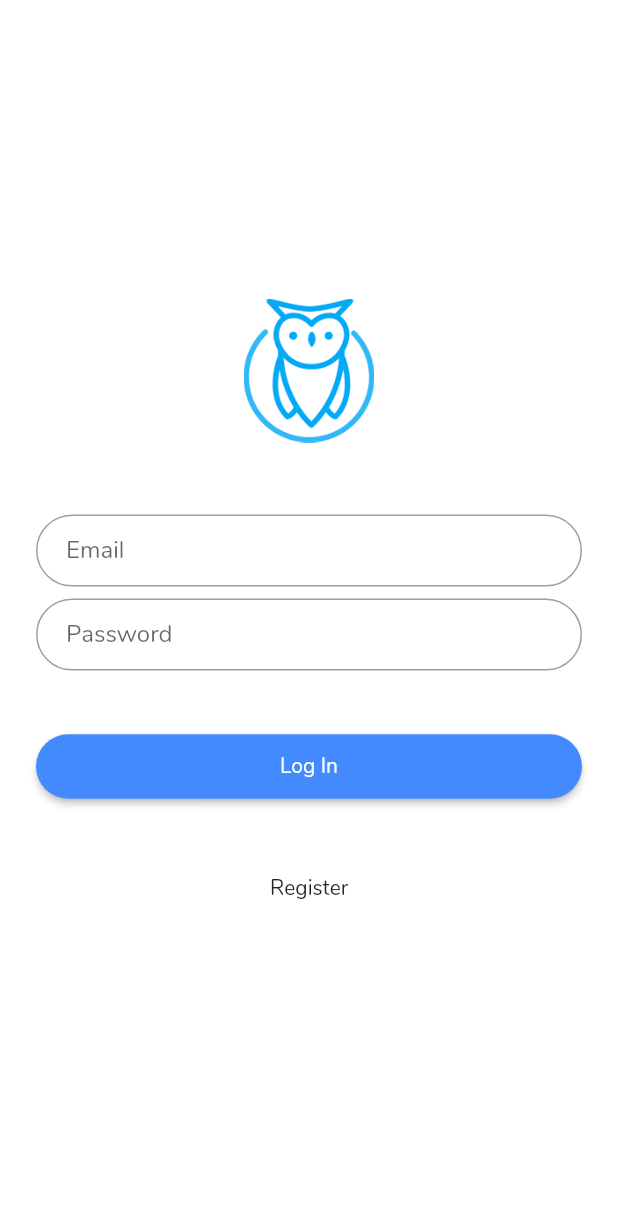
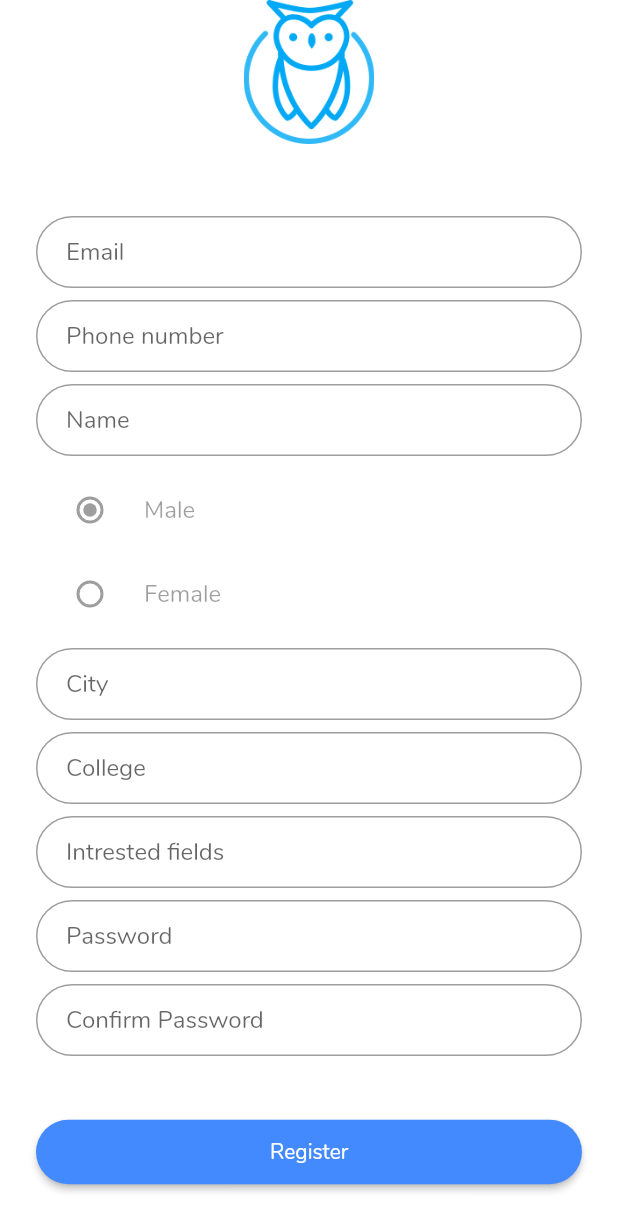
Before and after one commit to Abhimanyu121/flutter_mentor, a Flutter app: the Login screen opened by its route, after a tap on "Register", on a phone screen of 412 x 824 dp. Shown: the top 1231 px of the screen. Run offline on Flutter 3.47's test engine with Material 2 defaults, Android fonts, the phone set to English and light mode, and no system bars; our stand-ins replace modal_progress_hud; missing offline and left inert: dbcrypt.

Commit message:
Registeration works but no loading screen for now

```diff
--- /dev/null
+++ b/lib/apiWrapper.dart
@@ -0,0 +1,33 @@
+import 'package:dbcrypt/dbcrypt.dart';
+import 'package:http/http.dart' as http;
+class ApiWrapper {
+  String email;
+  String name;
+  String city;
+  String number;
+  String password;
+  String interest;
+
+  final  url = "http://nursery-varsity.herokuapp.com/";
+  Future<bool> register(String email, String name, String number, String interests, String password, String city , String college,String gender) async{
+    String pass = new DBCrypt().hashpw(password, new DBCrypt().gensalt()).toString();
+    var  _url = "https://nursery-varsity.herokuapp.com/register";
+    var map  = new Map<String, dynamic>();
+    map["email"]=email;
+    map["number"]=number;
+    map["interest"]=interests;
+    map["password"]=pass;
+    map["location"]=city;
+    map["name"]=name;
+    map["gender"]=gender;
+    map["college"]=college;
+    var response = await http.post(_url,body: map);
+    print(response.body.toString());
+    if (response.body.toString()=="ok"){
+      return true;
+    }else{
+      return false;
+    }
+
+  }
+}
--- /dev/null
+++ b/lib/exceptionHandler.dart
@@ -0,0 +1,23 @@
+class exceptionHandler{
+  int register(String email, String name, String number, String interests, String password, String city, String confpass){
+    String p = r'^(([^<>()[\]\\.,;:\s@\"]+(\.[^<>()[\]\\.,;:\s@\"]+)*)|(\".+\"))@((\[[0-9]{1,3}\.[0-9]{1,3}\.[0-9]{1,3}\.[0-9]{1,3}\])|(([a-zA-Z\-0-9]+\.)+[a-zA-Z]{2,}))$';
+    RegExp regExp = new RegExp(p);
+     if(name.length<2){
+      return 2;
+    }
+    else if(number.length!=10) {
+      return 3;
+    }
+    else if (password.length<6){
+      return 4;
+    }
+    else if (city.length<4){
+      return 5;
+    }
+    else if(confpass!=password){
+      return 6;
+    }
+    return 0;
+  }
+
+}
--- a/lib/login.dart
+++ b/lib/login.dart
@@ -1,4 +1,7 @@
 import 'package:flutter/material.dart';
+
+import 'register.dart';
+
 class Login extends StatefulWidget{
   static String tag = 'login-page';
   @override
@@ -42,7 +45,6 @@ class Login extends StatefulWidget{
           borderRadius: BorderRadius.circular(24),
         ),
         onPressed: () {
-          //Navigator.of(context).pushNamed(HomePage.tag);
         },
         padding: EdgeInsets.all(12),
         color: Colors.blueAccent,
@@ -51,7 +53,12 @@ class Login extends StatefulWidget{
     );
     final register = Padding (
       padding: EdgeInsets.symmetric(vertical: 9.0),
-      child: FlatButton(onPressed: (){},
+      child: FlatButton(onPressed: (){
+        Navigator.push(
+          context,
+          MaterialPageRoute(builder: (context) => Register()),
+        );
+      },
           child: Text("Register"),
       ),
     );
--- a/lib/main.dart
+++ b/lib/main.dart
@@ -2,6 +2,7 @@ import 'package:flutter/material.dart';
 
 import 'home.dart';
 import 'login.dart';
+import 'register.dart';
 
 void main() => runApp(MyApp());
 
@@ -9,6 +10,7 @@ class MyApp extends StatelessWidget {
   final routes = <String, WidgetBuilder>{
     Login.tag:(context) =>Login(),
     Home.tag:(context) =>Home(),
+    Register.tag:(context) => Register()
   };
 
   // This widget is the root of your application.
@@ -31,7 +33,7 @@ class MyApp extends StatelessWidget {
           buttonColor: Colors.lightBlueAccent,
         )
       ),
-      home: Home(),
+      home: Register(),
       routes: routes,
     );
   }
--- /dev/null
+++ b/lib/register.dart
@@ -0,0 +1,257 @@
+import 'package:flutter/material.dart';
+import 'package:modal_progress_hud/modal_progress_hud.dart';
+
+import 'apiWrapper.dart';
+import 'exceptionHandler.dart';
+import 'login.dart';
+class Register extends StatefulWidget{
+  static String tag = 'register-page';
+  @override
+  _registerPageState createState() => new _registerPageState();
+}
+class _registerPageState extends State<Register>{
+
+
+  final _scaffoldKey = GlobalKey<ScaffoldState>();
+  int index;
+  int selectedradio;
+  bool _load= false;
+  var _email = new TextEditingController();
+  var _number = new TextEditingController();
+  var _name = new TextEditingController();
+  var _interest= new TextEditingController();
+  var _city = new TextEditingController();
+  var _password = new TextEditingController();
+  var _confirm= new TextEditingController();
+  var _college= new TextEditingController();
+  String gender="male";
+  @override
+  void initState(){
+    super.initState();
+    selectedradio = 0;
+  }
+  @override
+  Widget build(BuildContext context) {
+    Widget loadingIndicator =_load? new Container(
+      color: Colors.grey[300],
+      width: 70.0,
+      height: 70.0,
+      child: new Padding(padding: const EdgeInsets.all(5.0),child: new Center(child: new CircularProgressIndicator())),
+    ):new Container();
+    Widget center = new Center(
+      child: ListView(
+        shrinkWrap: true,
+        padding: EdgeInsets.only(left: 24.0, right: 24.0),
+        children: <Widget>[
+          Hero(
+            tag: 'hero',
+            child: CircleAvatar(
+              backgroundColor: Colors.transparent,
+              radius: 48.0,
+              child: Image.asset('assets/logo.png'),
+            ),
+          ),
+          SizedBox(height: 48.0),
+          TextFormField(
+            keyboardType: TextInputType.emailAddress,
+            autofocus: false,
+            decoration: InputDecoration(
+              hintText: 'Email',
+              contentPadding: EdgeInsets.fromLTRB(20.0, 10.0, 20.0, 10.0),
+              border: OutlineInputBorder(borderRadius: BorderRadius.circular(32.0)),
+            ),
+            controller: _email,
+          ),
+          SizedBox(height: 8.0),
+          TextFormField(
+            keyboardType: TextInputType.number,
+            autofocus: false,
+            decoration: InputDecoration(
+              hintText: 'Phone number',
+              contentPadding: EdgeInsets.fromLTRB(20.0, 10.0, 20.0, 10.0),
+              border: OutlineInputBorder(borderRadius: BorderRadius.circular(32.0)),
+            ),
+            controller: _number,
+          ),
+          SizedBox(height: 8.0),
+          TextFormField(
+            keyboardType: TextInputType.text,
+            autofocus: false,
+            decoration: InputDecoration(
+              hintText: 'Name',
+              contentPadding: EdgeInsets.fromLTRB(20.0, 10.0, 20.0, 10.0),
+              border: OutlineInputBorder(borderRadius: BorderRadius.circular(32.0)),
+            ),
+            controller: _name,
+          ),
+          SizedBox(height: 8.0),
+          new RadioListTile(
+            value: 0,
+            groupValue: selectedradio,
+            selected: true,
+            title: Text("Male"),
+            onChanged: _setMale() ,
+            activeColor: Colors.blue,
+
+          ),
+          new RadioListTile(
+            activeColor: Colors.blue,
+            value: 1,
+            groupValue: selectedradio,
+            title: Text("Female"),
+            onChanged: _setFemale(),
+          ),
+          SizedBox(height: 8.0),
+          TextFormField(
+            keyboardType: TextInputType.text,
+            autofocus: false,
+            decoration: InputDecoration(
+              hintText: 'City',
+              contentPadding: EdgeInsets.fromLTRB(20.0, 10.0, 20.0, 10.0),
+              border: OutlineInputBorder(borderRadius: BorderRadius.circular(32.0)),
+            ),
+            controller: _city,
+          ),
+          SizedBox(height: 8.0),
+          TextFormField(
+            keyboardType: TextInputType.text,
+            autofocus: false,
+            decoration: InputDecoration(
+              hintText: 'College',
+              contentPadding: EdgeInsets.fromLTRB(20.0, 10.0, 20.0, 10.0),
+              border: OutlineInputBorder(borderRadius: BorderRadius.circular(32.0)),
+            ),
+            controller: _college,
+          ),
+          SizedBox(height: 8.0),
+          TextFormField(
+            keyboardType: TextInputType.text,
+            autofocus: false,
+            decoration: InputDecoration(
+              hintText: 'Intrested fields',
+              contentPadding: EdgeInsets.fromLTRB(20.0, 10.0, 20.0, 10.0),
+              border: OutlineInputBorder(borderRadius: BorderRadius.circular(32.0)),
+            ),
+            controller: _interest,
+          ),
+          SizedBox(height: 8.0),
+          TextFormField(
+            autofocus: false,
+            obscureText: true,
+            decoration: InputDecoration(
+              hintText: 'Password',
+              contentPadding: EdgeInsets.fromLTRB(20.0, 10.0, 20.0, 10.0),
+              border: OutlineInputBorder(borderRadius: BorderRadius.circular(32.0)),
+            ),
+            controller: _password,
+          ),
+          SizedBox(height: 8.0),
+          TextFormField(
+            autofocus: false,
+            obscureText: true,
+            decoration: InputDecoration(
+              hintText: 'Confirm Password',
+              contentPadding: EdgeInsets.fromLTRB(20.0, 10.0, 20.0, 10.0),
+              border: OutlineInputBorder(borderRadius: BorderRadius.circular(32.0)),
+            ),
+            controller: _confirm,
+          ),
+          SizedBox(height: 24.0),
+          Padding(
+            padding: EdgeInsets.symmetric(vertical: 16.0),
+            child: RaisedButton(
+              shape: RoundedRectangleBorder(
+                borderRadius: BorderRadius.circular(24),
+              ),
+              onPressed: () {
+                _register(context);
+              },
+              padding: EdgeInsets.all(12),
+              color: Colors.blueAccent,
+              child: Text('Register', style: TextStyle(color: Colors.white)),
+            ),
+          ),
+          SizedBox(height: 8.0),
+          Padding(
+            padding: EdgeInsets.symmetric(vertical: 9.0),
+            child: FlatButton(onPressed: () {
+              Navigator.push(
+                context,
+                MaterialPageRoute(builder: (context) => Login()),
+              );
+            },
+              child: Text("Login"),
+            ),
+          ),
+          //new Align(child: loadingIndicator,alignment: FractionalOffset.center,),
+        ],
+      ),
+    );
+    Scaffold scaffold = new Scaffold(
+      backgroundColor: Colors.white,
+      key: _scaffoldKey,
+      body: ModalProgressHUD(child: center, inAsyncCall: _load)
+
+    );
+    return scaffold;
+  }
+  _register(BuildContext context) async {
+   // setState(() {
+     // _load=true;
+    //});
+
+    String error;
+    exceptionHandler handler = new exceptionHandler();
+    int i = handler.register(_email.text, _name.text, _number.text, _interest.text, _password.text, _city.text,_confirm.text);
+    switch(i){
+      case 1: error = "Invalid Email"; print("here");break;
+      case 2: error = "Invalid Name";break;
+      case 3: error = "Invalid phone number"; break;
+      case 4: error = "Password must be longer than 6 characters"; break;
+      case 5: error = "Invalid city"; break;
+      default:error = "No error";
+    }
+    if (i == 0){
+      ApiWrapper wrapper = new ApiWrapper();
+      bool flag=await wrapper.register(_email.text, _name.text, _number.text, _interest.text, _password.text, _city.text,_college.text, gender);
+      if(flag){
+        _load=false;
+        Navigator.push(
+          context,
+          MaterialPageRoute(builder: (context) => Login()),
+        );
+
+      }
+      else{
+
+        setState(() {
+          _load=false;
+        });
+        final snackBar = SnackBar(content: Text("Something went wrong"));
+        _scaffoldKey.currentState.showSnackBar(snackBar);
+      }
+    }else {
+
+      setState(() {
+        _load=false;
+      });
+      final snackBar = SnackBar(content: Text(error));
+      _scaffoldKey.currentState.showSnackBar(snackBar);
+
+     }
+
+  }
+  _setMale(){
+    setState(() {
+      selectedradio=0;
+    });
+    gender="male";
+  }
+  _setFemale(){
+    setState(() {
+      selectedradio=1;
+    });
+    gender="female";
+  }
+
+}
--- a/pubspec.yaml
+++ b/pubspec.yaml
@@ -19,6 +19,11 @@ environment:
 dependencies:
   flutter:
     sdk: flutter
+  http: ^0.12.0+2
+  dbcrypt: ^1.0.0
+  progress_indicators: ^0.1.2
+  modal_progress_hud: ^0.1.3
+
 
   # The following adds the Cupertino Icons font to your application.
   # Use with the CupertinoIcons class for iOS style icons.
```
Also changed, not shown: lib/addGoals.dart (+142 -1 lines), lib/home.dart (+10 -2 lines), pubspec.lock.
